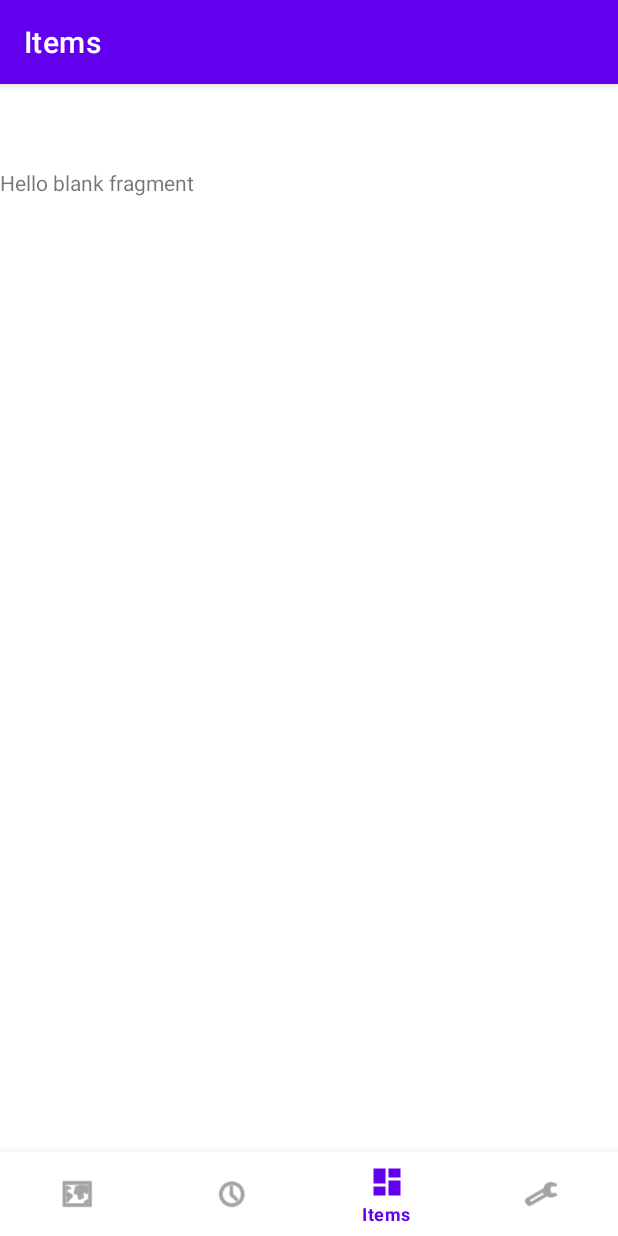
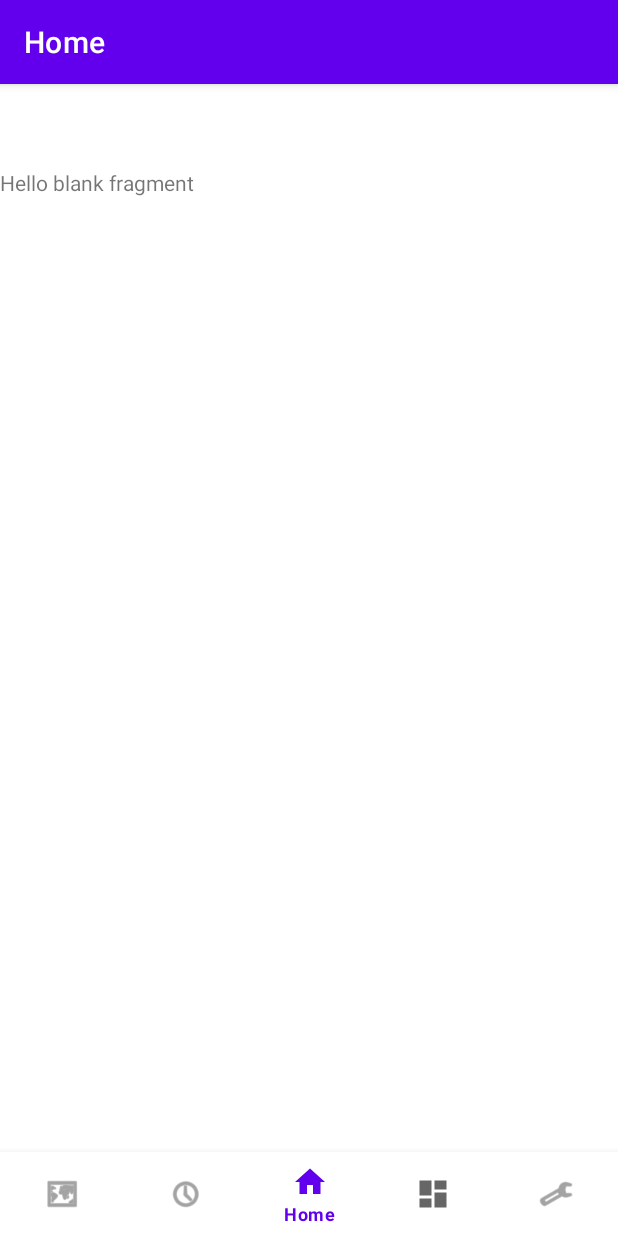
Before and after one commit to GeoBro22/TheWitcherWildHuntGuidBook, an Android app: the screen it shows after launch (MainActivity), item 3 of the bottom bar chosen, on a phone screen of 412 x 824 dp. Run offline under Robolectric (Android 15) with nearby library versions, the phone set to English and light mode, and no system bars; our stand-ins replace navigation-ui.

Commit message:
Added home screen

```diff
--- /dev/null
+++ b/app/src/main/java/com/example/thewitcherwildhuntguidbook/Home.java
@@ -0,0 +1,64 @@
+package com.example.thewitcherwildhuntguidbook;
+
+import android.os.Bundle;
+
+import androidx.fragment.app.Fragment;
+
+import android.view.LayoutInflater;
+import android.view.View;
+import android.view.ViewGroup;
+
+/**
+ * A simple {@link Fragment} subclass.
+ * Use the {@link Home#newInstance} factory method to
+ * create an instance of this fragment.
+ */
+public class Home extends Fragment {
+
+    // TODO: Rename parameter arguments, choose names that match
+    // the fragment initialization parameters, e.g. ARG_ITEM_NUMBER
+    private static final String ARG_PARAM1 = "param1";
+    private static final String ARG_PARAM2 = "param2";
+
+    // TODO: Rename and change types of parameters
+    private String mParam1;
+    private String mParam2;
+
+    public Home() {
+        // Required empty public constructor
+    }
+
+    /**
+     * Use this factory method to create a new instance of
+     * this fragment using the provided parameters.
+     *
+     * @param param1 Parameter 1.
+     * @param param2 Parameter 2.
+     * @return A new instance of fragment Home.
+     */
+    // TODO: Rename and change types and number of parameters
+    public static Home newInstance(String param1, String param2) {
+        Home fragment = new Home();
+        Bundle args = new Bundle();
+        args.putString(ARG_PARAM1, param1);
+        args.putString(ARG_PARAM2, param2);
+        fragment.setArguments(args);
+        return fragment;
+    }
+
+    @Override
+    public void onCreate(Bundle savedInstanceState) {
+        super.onCreate(savedInstanceState);
+        if (getArguments() != null) {
+            mParam1 = getArguments().getString(ARG_PARAM1);
+            mParam2 = getArguments().getString(ARG_PARAM2);
+        }
+    }
+
+    @Override
+    public View onCreateView(LayoutInflater inflater, ViewGroup container,
+                             Bundle savedInstanceState) {
+        // Inflate the layout for this fragment
+        return inflater.inflate(R.layout.fragment_home, container, false);
+    }
+}
--- a/app/src/main/java/com/example/thewitcherwildhuntguidbook/MainActivity.java
+++ b/app/src/main/java/com/example/thewitcherwildhuntguidbook/MainActivity.java
@@ -29,6 +29,7 @@
         AppBarConfiguration appBarConfiguration = new AppBarConfiguration.Builder(
                 R.id.navigation_map,
                 R.id.navigation_story,
+                R.id.navigation_home,
                 R.id.navigation_items,
                 R.id.navigation_builds)
                 .build();
--- /dev/null
+++ b/app/src/main/res/layout/fragment_home.xml
@@ -0,0 +1,14 @@
+<?xml version="1.0" encoding="utf-8"?>
+<FrameLayout xmlns:android="http://schemas.android.com/apk/res/android"
+    xmlns:tools="http://schemas.android.com/tools"
+    android:layout_width="match_parent"
+    android:layout_height="match_parent"
+    tools:context=".Home">
+
+    <!-- TODO: Update blank fragment layout -->
+    <TextView
+        android:layout_width="match_parent"
+        android:layout_height="match_parent"
+        android:text="@string/hello_blank_fragment" />
+
+</FrameLayout>
--- a/app/src/main/res/menu/bottom_nav_menu.xml
+++ b/app/src/main/res/menu/bottom_nav_menu.xml
@@ -4,19 +4,22 @@
     <item
         android:id="@+id/navigation_map"
         android:icon="@android:drawable/ic_menu_mapmode"
-        android:title="Map" />
+        android:title="@string/navigation_map" />
 
     <item
         android:id="@+id/navigation_story"
         android:icon="@android:drawable/ic_menu_recent_history"
-        android:title="Story" />
-
+        android:title="@string/navigation_story" />
+    <item
+        android:id="@+id/navigation_home"
+        android:icon="@drawable/ic_home_black_24dp"
+        android:title="@string/navigation_home" />
     <item
         android:id="@+id/navigation_items"
         android:icon="@drawable/ic_dashboard_black_24dp"
-        android:title="Items" />
+        android:title="@string/navigation_items" />
     <item
         android:id="@+id/navigation_builds"
         android:icon="@android:drawable/ic_menu_preferences"
-        android:title="Builds" />
+        android:title="@string/navigation_builds" />
 </menu>
--- a/app/src/main/res/navigation/mobile_navigation.xml
+++ b/app/src/main/res/navigation/mobile_navigation.xml
@@ -7,21 +7,27 @@
     <fragment
         android:id="@+id/navigation_map"
         android:name="com.example.thewitcherwildhuntguidbook.ui.Map.Map"
-        android:label="Map"
+        android:label="@string/navigation_map"
         tools:layout="@layout/fragment_map" />
     <fragment
         android:id="@+id/navigation_story"
         android:name="com.example.thewitcherwildhuntguidbook.ui.Story.Story"
-        android:label="Story"
+        android:label="@string/navigation_story"
         tools:layout="@layout/fragment_story" />
     <fragment
         android:id="@+id/navigation_items"
         android:name="com.example.thewitcherwildhuntguidbook.ui.Items.Items"
-        android:label="Items"
+        android:label="@string/navigation_items"
         tools:layout="@layout/fragment_items" />
     <fragment
         android:id="@+id/navigation_builds"
         android:name="com.example.thewitcherwildhuntguidbook.ui.Build.Builds"
-        android:label="Builds"
+        android:label="@string/navigation_builds"
         tools:layout="@layout/fragment_builds" />
+    <fragment
+        android:id="@+id/navigation_home"
+        android:name="com.example.thewitcherwildhuntguidbook.Home"
+        android:label="@string/navigation_home"
+        tools:layout="@layout/fragment_home" />
+
 </navigation>
--- a/app/src/main/res/values/strings.xml
+++ b/app/src/main/res/values/strings.xml
@@ -2,6 +2,10 @@
     <string name="app_name">The Witcher Wild Hunt Guid Book</string>
     <string name="dummy_button">Dummy Button</string>
     <string name="dummy_content">DUMMY\nCONTENT</string>
-    <!-- TODO: Remove or change this placeholder text -->
+    <string name="navigation_items">Items</string>
+    <string name="navigation_map">Map</string>
+    <string name="navigation_builds">Builds</string>
+    <string name="navigation_story">Story</string>
     <string name="hello_blank_fragment">Hello blank fragment</string>
+    <string name="navigation_home">Home</string>
 </resources>
```
